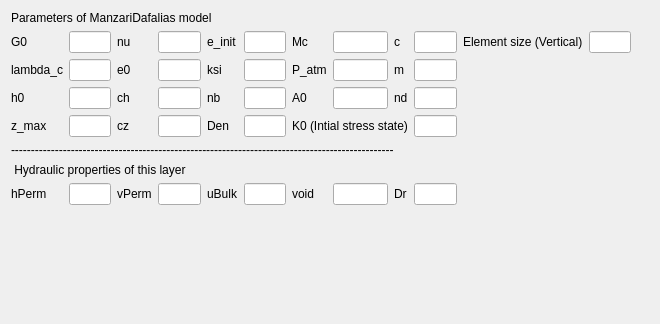
Qt form UI/ManzariDafalias.ui (NHERI-SimCenter/QS3hark) before a commit.
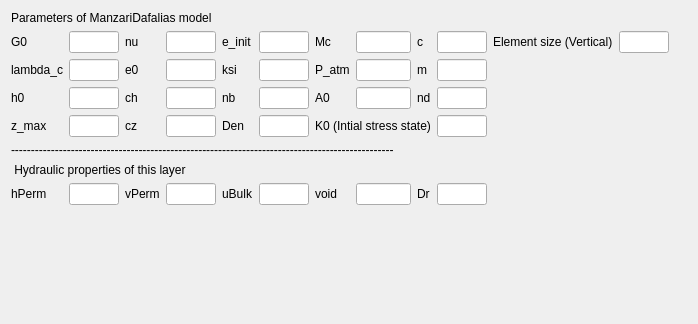
The same form after that commit.

```diff
--- a/UI/ManzariDafalias.ui
+++ b/UI/ManzariDafalias.ui
@@ -6,7 +6,7 @@
    <rect>
     <x>0</x>
     <y>0</y>
-    <width>660</width>
+    <width>698</width>
     <height>324</height>
    </rect>
   </property>
@@ -22,7 +22,11 @@
     </widget>
    </item>
    <item row="5" column="1">
-    <widget class="QLineEdit" name="h0"/>
+    <widget class="QLineEdit" name="h0">
+     <property name="alignment">
+      <set>Qt::AlignCenter</set>
+     </property>
+    </widget>
    </item>
    <item row="6" column="2">
     <widget class="QLabel" name="cz_2">
@@ -32,7 +36,11 @@
     </widget>
    </item>
    <item row="4" column="9">
-    <widget class="QLineEdit" name="m"/>
+    <widget class="QLineEdit" name="m">
+     <property name="alignment">
+      <set>Qt::AlignCenter</set>
+     </property>
+    </widget>
    </item>
    <item row="9" column="4">
     <widget class="QLabel" name="uBulk_2">
@@ -42,20 +50,35 @@
     </widget>
    </item>
    <item row="9" column="5">
-    <widget class="QLineEdit" name="uBulk"/>
+    <widget class="QLineEdit" name="uBulk">
+     <property name="alignment">
+      <set>Qt::AlignCenter</set>
+     </property>
+    </widget>
    </item>
    <item row="5" column="9">
-    <widget class="QLineEdit" name="nd"/>
+    <widget class="QLineEdit" name="nd">
+     <property name="alignment">
+      <set>Qt::AlignCenter</set>
+     </property>
+    </widget>
    </item>
    <item row="6" column="9">
     <widget class="QLineEdit" name="K0">
      <property name="whatsThis">
       <string>At-rest coefficient of lateral earch pressure for initial stress</string>
      </property>
+     <property name="alignment">
+      <set>Qt::AlignCenter</set>
+     </property>
     </widget>
    </item>
    <item row="4" column="7">
-    <widget class="QLineEdit" name="P_atm"/>
+    <widget class="QLineEdit" name="P_atm">
+     <property name="alignment">
+      <set>Qt::AlignCenter</set>
+     </property>
+    </widget>
    </item>
    <item row="5" column="4">
     <widget class="QLabel" name="nb_2">
@@ -72,7 +95,11 @@
     </widget>
    </item>
    <item row="9" column="1">
-    <widget class="QLineEdit" name="hPerm"/>
+    <widget class="QLineEdit" name="hPerm">
+     <property name="alignment">
+      <set>Qt::AlignCenter</set>
+     </property>
+    </widget>
    </item>
    <item row="4" column="0">
     <widget class="QLabel" name="lambda_c_2">
@@ -93,10 +120,17 @@
      <property name="text">
       <string>K0 (Intial stress state)</string>
      </property>
+     <property name="alignment">
+      <set>Qt::AlignCenter</set>
+     </property>
     </widget>
    </item>
    <item row="1" column="11">
-    <widget class="QLineEdit" name="eSize"/>
+    <widget class="QLineEdit" name="eSize">
+     <property name="alignment">
+      <set>Qt::AlignCenter</set>
+     </property>
+    </widget>
    </item>
    <item row="0" column="0" colspan="6">
     <widget class="QLabel" name="label_34">
@@ -113,19 +147,39 @@
     </widget>
    </item>
    <item row="9" column="3">
-    <widget class="QLineEdit" name="vPerm"/>
+    <widget class="QLineEdit" name="vPerm">
+     <property name="alignment">
+      <set>Qt::AlignCenter</set>
+     </property>
+    </widget>
    </item>
    <item row="4" column="3">
-    <widget class="QLineEdit" name="e0"/>
+    <widget class="QLineEdit" name="e0">
+     <property name="alignment">
+      <set>Qt::AlignCenter</set>
+     </property>
+    </widget>
    </item>
    <item row="4" column="5">
-    <widget class="QLineEdit" name="ksi"/>
+    <widget class="QLineEdit" name="ksi">
+     <property name="alignment">
+      <set>Qt::AlignCenter</set>
+     </property>
+    </widget>
    </item>
    <item row="1" column="7">
-    <widget class="QLineEdit" name="Mc"/>
+    <widget class="QLineEdit" name="Mc">
+     <property name="alignment">
+      <set>Qt::AlignCenter</set>
+     </property>
+    </widget>
    </item>
    <item row="5" column="7">
-    <widget class="QLineEdit" name="A0"/>
+    <widget class="QLineEdit" name="A0">
+     <property name="alignment">
+      <set>Qt::AlignCenter</set>
+     </property>
+    </widget>
    </item>
    <item row="4" column="6">
     <widget class="QLabel" name="P_atm_2">
@@ -170,13 +224,25 @@
     </widget>
    </item>
    <item row="1" column="3">
-    <widget class="QLineEdit" name="nu"/>
+    <widget class="QLineEdit" name="nu">
+     <property name="alignment">
+      <set>Qt::AlignCenter</set>
+     </property>
+    </widget>
    </item>
    <item row="4" column="1">
-    <widget class="QLineEdit" name="lambda_c"/>
+    <widget class="QLineEdit" name="lambda_c">
+     <property name="alignment">
+      <set>Qt::AlignCenter</set>
+     </property>
+    </widget>
    </item>
    <item row="9" column="7">
-    <widget class="QLineEdit" name="evoid"/>
+    <widget class="QLineEdit" name="evoid">
+     <property name="alignment">
+      <set>Qt::AlignCenter</set>
+     </property>
+    </widget>
    </item>
    <item row="9" column="8">
     <widget class="QLabel" name="Dr_2">
@@ -193,10 +259,18 @@
     </widget>
    </item>
    <item row="1" column="1">
-    <widget class="QLineEdit" name="G0"/>
+    <widget class="QLineEdit" name="G0">
+     <property name="alignment">
+      <set>Qt::AlignCenter</set>
+     </property>
+    </widget>
    </item>
    <item row="1" column="9">
-    <widget class="QLineEdit" name="c"/>
+    <widget class="QLineEdit" name="c">
+     <property name="alignment">
+      <set>Qt::AlignCenter</set>
+     </property>
+    </widget>
    </item>
    <item row="5" column="6">
     <widget class="QLabel" name="A0_2">
@@ -206,7 +280,11 @@
     </widget>
    </item>
    <item row="5" column="5">
-    <widget class="QLineEdit" name="nb"/>
+    <widget class="QLineEdit" name="nb">
+     <property name="alignment">
+      <set>Qt::AlignCenter</set>
+     </property>
+    </widget>
    </item>
    <item row="6" column="0">
     <widget class="QLabel" name="z_max_2">
@@ -223,7 +301,11 @@
     </widget>
    </item>
    <item row="5" column="3">
-    <widget class="QLineEdit" name="ch"/>
+    <widget class="QLineEdit" name="ch">
+     <property name="alignment">
+      <set>Qt::AlignCenter</set>
+     </property>
+    </widget>
    </item>
    <item row="5" column="8">
     <widget class="QLabel" name="nd_2">
@@ -233,7 +315,11 @@
     </widget>
    </item>
    <item row="9" column="9">
-    <widget class="QLineEdit" name="Dr"/>
+    <widget class="QLineEdit" name="Dr">
+     <property name="alignment">
+      <set>Qt::AlignCenter</set>
+     </property>
+    </widget>
    </item>
    <item row="1" column="6">
     <widget class="QLabel" name="Mc_2">
@@ -243,7 +329,11 @@
     </widget>
    </item>
    <item row="6" column="1">
-    <widget class="QLineEdit" name="z_max"/>
+    <widget class="QLineEdit" name="z_max">
+     <property name="alignment">
+      <set>Qt::AlignCenter</set>
+     </property>
+    </widget>
    </item>
    <item row="5" column="0">
     <widget class="QLabel" name="h0_2">
@@ -260,7 +350,11 @@
     </widget>
    </item>
    <item row="6" column="5">
-    <widget class="QLineEdit" name="Den"/>
+    <widget class="QLineEdit" name="Den">
+     <property name="alignment">
+      <set>Qt::AlignCenter</set>
+     </property>
+    </widget>
    </item>
    <item row="9" column="6">
     <widget class="QLabel" name="evoid_2">
@@ -277,10 +371,18 @@
     </widget>
    </item>
    <item row="1" column="5">
-    <widget class="QLineEdit" name="e_init"/>
+    <widget class="QLineEdit" name="e_init">
+     <property name="alignment">
+      <set>Qt::AlignCenter</set>
+     </property>
+    </widget>
    </item>
    <item row="6" column="3">
-    <widget class="QLineEdit" name="cz"/>
+    <widget class="QLineEdit" name="cz">
+     <property name="alignment">
+      <set>Qt::AlignCenter</set>
+     </property>
+    </widget>
    </item>
    <item row="1" column="0">
     <widget class="QLabel" name="G0_2">
```
